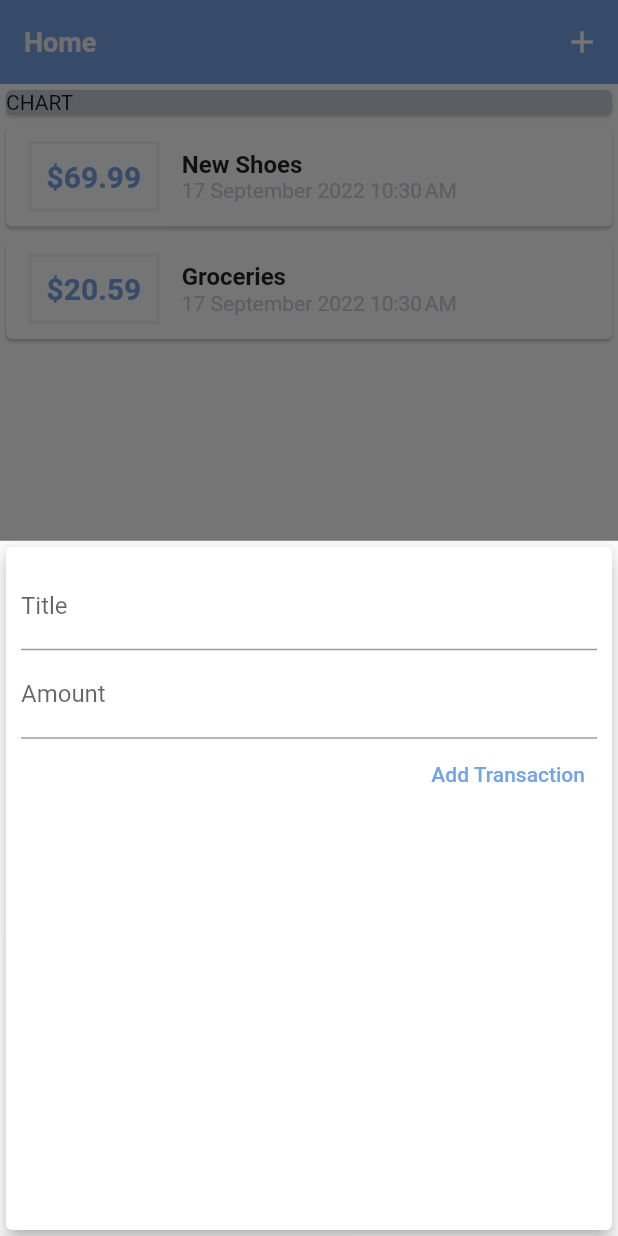
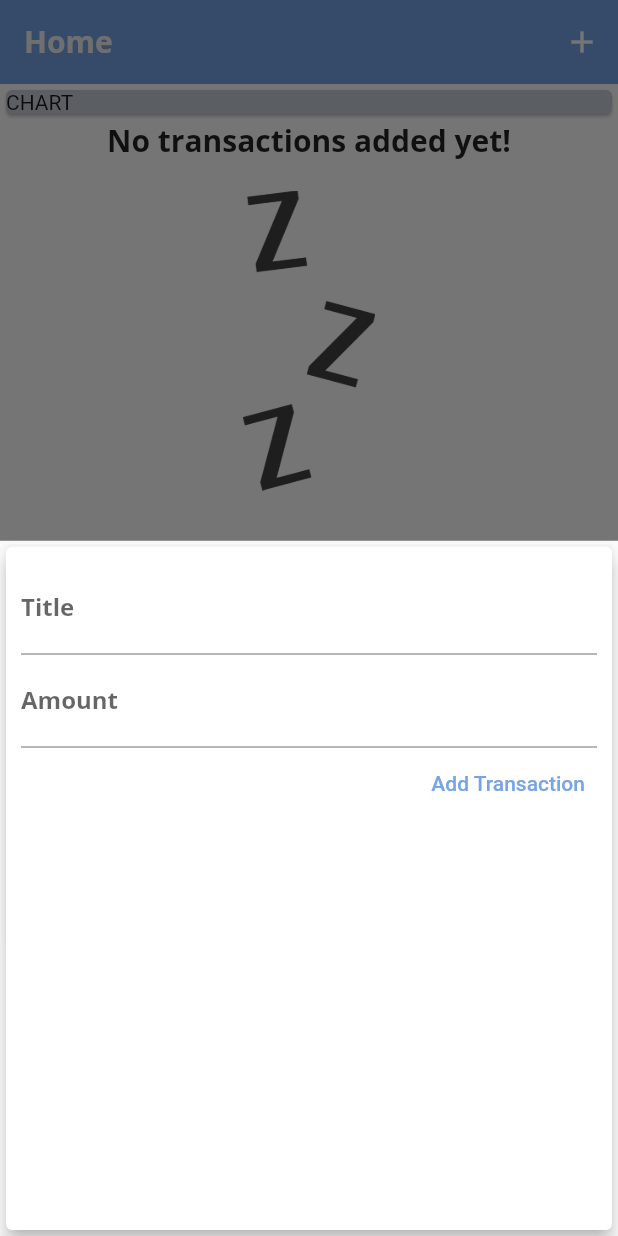
Before and after one commit to zawmorntwan/personal_expenses, a Flutter app: the screen it shows after launch, after a tap on the "add" icon, on a phone screen of 412 x 824 dp. Run offline on Flutter 3.47's test engine with Material 2 defaults, Android fonts, the phone set to English and light mode, and no system bars.

Commit message:
update transaction list

```diff
--- a/lib/main.dart
+++ b/lib/main.dart
@@ -30,18 +30,18 @@ class HomePage extends StatefulWidget {
 
 class _HomePageState extends State<HomePage> {
   final List<Transcation> _userTransactions = [
-    Transcation(
-      id: 't1',
-      title: 'New Shoes',
-      amount: 69.99,
-      date: DateTime.now(),
-    ),
-    Transcation(
-      id: 't2',
-      title: 'Groceries',
-      amount: 20.59,
-      date: DateTime.now(),
-    )
+    // Transcation(
+    //   id: 't1',
+    //   title: 'New Shoes',
+    //   amount: 69.99,
+    //   date: DateTime.now(),
+    // ),
+    // Transcation(
+    //   id: 't2',
+    //   title: 'Groceries',
+    //   amount: 20.59,
+    //   date: DateTime.now(),
+    // )
   ];
 
   void _addNewTransaction(String txTitle, double txAmount) {
--- a/lib/theme.dart
+++ b/lib/theme.dart
@@ -3,6 +3,23 @@ import 'package:flutter_complete_guide/constants.dart';
 
 ThemeData getThemeData() {
   return ThemeData(
+    // Font
+    fontFamily: 'Quicksand',
+
+    // Text
+    textTheme: ThemeData.light().textTheme.copyWith(
+          titleMedium: TextStyle(
+            fontFamily: 'OpenSans',
+            fontWeight: FontWeight.bold,
+            fontSize: 16,
+          ),
+          titleLarge: TextStyle(
+            fontFamily: 'OpenSans',
+            fontWeight: FontWeight.bold,
+            fontSize: 20,
+          ),
+        ),
+
     // App bar
     appBarTheme: AppBarTheme(
       centerTitle: false,
@@ -10,7 +27,8 @@ ThemeData getThemeData() {
       backgroundColor: primaryColor,
       titleTextStyle: TextStyle(
         color: accentColor,
-        fontSize: 18,
+        fontSize: 20,
+        fontFamily: 'OpenSans',
         fontWeight: FontWeight.bold,
       ),
     ),
@@ -31,5 +49,9 @@ ThemeData getThemeData() {
         foregroundColor: MaterialStateProperty.all(primaryColor),
       ),
     ),
+
+    // Floating action button
+    floatingActionButtonTheme:
+        FloatingActionButtonThemeData(backgroundColor: primaryColor),
   );
 }
--- a/lib/widgets/new_transaction.dart
+++ b/lib/widgets/new_transaction.dart
@@ -25,6 +25,8 @@ class _NewTranscationState extends State<NewTranscation> {
       enteredTitle,
       enteredAmount,
     );
+
+    Navigator.of(context).pop();
   }
 
   @override
--- a/lib/widgets/transaction_list.dart
+++ b/lib/widgets/transaction_list.dart
@@ -13,7 +13,26 @@ class TransactionList extends StatelessWidget {
   Widget build(BuildContext context) {
     return Container(
       height: 520,
-      child: ListView.builder(
+      child: transactions.isEmpty
+          ? Column(
+              children: [
+                Text(
+                  'No transactions added yet!',
+                  style: Theme.of(context).textTheme.titleLarge,
+                ),
+                SizedBox(
+                  height: 20,
+                ),
+                Container(
+                  height: 200,
+                  child: Image.asset(
+                    'assets/images/waiting.png',
+                    fit: BoxFit.cover,
+                  ),
+                )
+              ],
+            )
+          : ListView.builder(
               itemBuilder: (context, index) {
                 return Card(
                   child: Row(
@@ -44,13 +63,12 @@ class TransactionList extends StatelessWidget {
                         children: [
                           Text(
                             transactions[index].title,
-                      style: TextStyle(
-                        fontSize: 16,
-                        fontWeight: FontWeight.bold,
-                      ),
+                            style: Theme.of(context).textTheme.titleMedium,
                           ),
                           Text(
-                      DateFormat('d MMMM yyyy').add_jm().format(transactions[index].date),
+                            DateFormat('d MMMM yyyy')
+                                .add_jm()
+                                .format(transactions[index].date),
                             style: TextStyle(
                               fontSize: 14,
                               color: secondaryColor,
```
Also changed, not shown: pubspec.yaml (+13 -8 lines), assets/fonts/OpenSans-Bold.ttf (added), assets/fonts/OpenSans-Regular.ttf (added), assets/fonts/Quicksand-Bold.ttf (added), assets/fonts/Quicksand-Light.ttf (added), assets/fonts/Quicksand-Medium.ttf (added), assets/fonts/Quicksand-Regular.ttf (added), assets/images/waiting.png (added), lib/widgets/chart.dart (added). Lines whose indentation alone changed are shown as unchanged.
